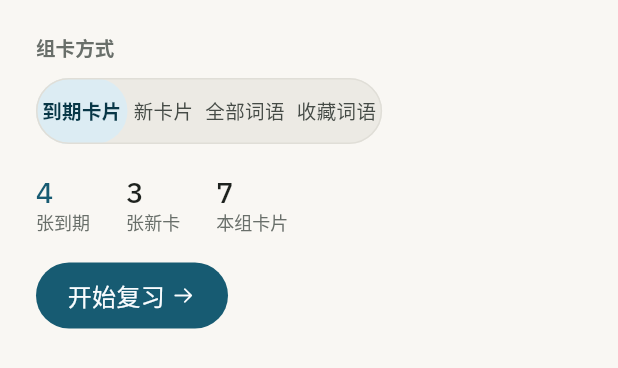
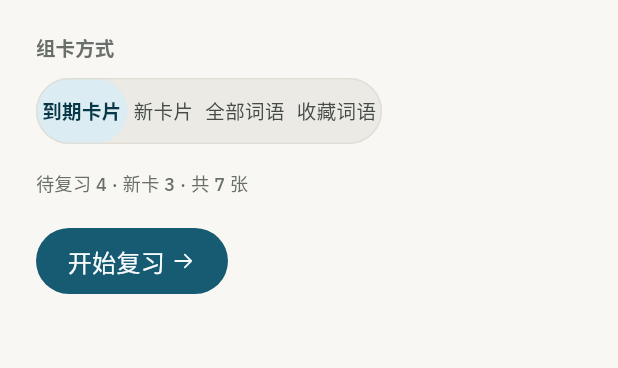
Before and after one commit to noahal1/Lexumo, a Flutter app: the FlashcardsPage widget shown alone on an empty page, opened directly, on a phone screen of 412 x 824 dp. Shown: the top 368 px of the screen. Run offline on Flutter 3.47's test engine with Material 3 defaults, Android fonts, the phone set to English and light mode, and no system bars; missing offline and left inert: file_selector; network calls fail; project files that could hold a hidden picture were left out.

Commit message:
feat(ui): 练习页按设计稿重整——统一页头横条、闪卡/测验入口收成一句话
页头：把 PageShell.pinned 里那段带底边和 surface 的容器抽成 PinnedStrip，
练习页的模式切换直接用它，于是它和词库页的固定标签栏穿同一套外壳。之前它
浮在页面底色上、下面没有分界线，读起来像掉在屏幕上的一枚控件，而不是「你
现在在哪一页」那条线。

闪卡入口：三个并排的「数字 + 说明」小方块换成一句 flashcards.pickerMeta。
第一块数的正是侧栏已经在数的到期卡，一句话说完三件事，下面的按钮仍然是
唯一要你做决定的东西。

测验入口：标题行不再重复方向（八行下面的方向选择器已经说了同一件事），
只留 quiz.pickerMeta 说明这一轮多少题；入口整列改为居中，与闪卡入口同一
处理——620dp 的量宽在宽窗格里靠左对齐时，差值全堆在一边，读起来像没写完。

测试：新增 test/practice_layout_test.dart（PinnedStrip 的分界与量宽、两处
入口的居中与单行读数、模式切换不随内容滚动）。

```diff
--- a/flutter/lib/ui/core/i18n/zh_cn.dart
+++ b/flutter/lib/ui/core/i18n/zh_cn.dart
@@ -182,10 +182,8 @@ const Map<String, String> zhCnRaw = {
   'practice.quiz': '测验',
   // flashcards
   'flashcards.start': '开始复习',
-  // 数字与量词分开显示：数字用等宽体领先，说明文字跟在下面。
-  'flashcards.figureDue': '张到期',
-  'flashcards.figureNew': '张新卡',
-  'flashcards.figureCards': '本组卡片',
+  // 一句话说完：三个数字并排时，每个都要拖一行标签，读起来像一块统计面板。
+  'flashcards.pickerMeta': '待复习 {due} · 新卡 {fresh} · 共 {total} 张',
   'flashcards.noCards': '暂时没有要复习的卡片',
   'flashcards.noCardsHint': '所有卡片都在计划内。可以添加新词，或稍后再来。',
   'flashcards.buildDeck': '组卡方式',
@@ -245,6 +243,7 @@ const Map<String, String> zhCnRaw = {
   'quiz.noWords': '还差几个词',
   'quiz.noWordsHint': '凑够 4 个词就能开始测验。',
   'quiz.chooseCount': '题目数量',
+  'quiz.pickerMeta': '每轮 {count} 题',
   'quiz.timeSpent': '用时',
   'quiz.accuracy': '正确率',
   'quiz.perfect': '这一轮全对',
--- a/flutter/lib/ui/core/widgets/widgets.dart
+++ b/flutter/lib/ui/core/widgets/widgets.dart
@@ -67,7 +67,6 @@ class PageShell extends StatelessWidget {
   @override
   Widget build(BuildContext context) {
     final maxWidth = wide ? 1360.0 : Layout.contentMax;
-    final Palette p = Palette.of(context);
     final bool hasPinned = pinned.isNotEmpty;
 
     final Widget scroller = Scrollbar(
@@ -114,27 +113,12 @@ class PageShell extends StatelessWidget {
       crossAxisAlignment: CrossAxisAlignment.stretch,
       children: [
         if (hasPinned)
-          Container(
-            decoration: BoxDecoration(
-              color: p.surface,
-              border: Border(bottom: BorderSide(color: p.line)),
-            ),
-            child: Center(
-              child: ConstrainedBox(
-                constraints: BoxConstraints(maxWidth: maxWidth),
-                child: Padding(
-                  padding: EdgeInsetsDirectional.only(
-                    start: bleed ? 0 : Sp.x6,
-                    end: bleed ? 0 : Sp.x6,
-                    top: Sp.x6,
-                    bottom: Sp.x4,
-                  ),
-                  child: Column(
-                    crossAxisAlignment: CrossAxisAlignment.stretch,
-                    children: pinned,
-                  ),
-                ),
-              ),
+          PinnedStrip(
+            maxWidth: maxWidth,
+            bleed: bleed,
+            child: Column(
+              crossAxisAlignment: CrossAxisAlignment.stretch,
+              children: pinned,
             ),
           ),
         Expanded(child: scroller),
@@ -153,6 +137,62 @@ class PageShell extends StatelessWidget {
           child: fab!,
         ),
       ],
+    );
+  }
+}
+
+/// The ruled strip a page header sits in.
+///
+/// [PageShell.pinned] uses it, and a page that owns its own header — the
+/// practice screen's mode switch — uses it directly, so both wear the same
+/// chrome: same measure, same gutters, an opaque surface and a hairline under
+/// it. Extracted because the two had drifted: the mode switch floated on the
+/// page background with no edge under it, which read as a control dropped on
+/// top of the screen rather than as the line that says which page you are on.
+class PinnedStrip extends StatelessWidget {
+  const PinnedStrip({
+    super.key,
+    required this.child,
+    this.maxWidth,
+    this.bleed = false,
+    this.padding = const EdgeInsetsDirectional.only(
+      start: Sp.x6,
+      end: Sp.x6,
+      top: Sp.x6,
+      bottom: Sp.x4,
+    ),
+  });
+
+  final Widget child;
+
+  /// The measure the strip's contents are capped to. Defaults to
+  /// [Layout.contentMax], the same column the bodies below use.
+  final double? maxWidth;
+
+  /// Drop the horizontal padding so a bleed list can run edge to edge.
+  final bool bleed;
+
+  /// The strip's own padding. A page header that is only a control wants
+  /// less air above and below than a stack of them.
+  final EdgeInsetsDirectional padding;
+
+  @override
+  Widget build(BuildContext context) {
+    final Palette p = Palette.of(context);
+    return Container(
+      decoration: BoxDecoration(
+        color: p.surface,
+        border: Border(bottom: BorderSide(color: p.line)),
+      ),
+      child: Center(
+        child: ConstrainedBox(
+          constraints: BoxConstraints(maxWidth: maxWidth ?? Layout.contentMax),
+          child: Padding(
+            padding: bleed ? padding.copyWith(start: 0, end: 0) : padding,
+            child: child,
+          ),
+        ),
+      ),
     );
   }
 }
--- a/flutter/lib/ui/features/flashcards/views/flashcards_page.dart
+++ b/flutter/lib/ui/features/flashcards/views/flashcards_page.dart
@@ -327,29 +327,24 @@ class _FlashcardsPageState extends State<FlashcardsPage> {
             onChanged: _vm.setDeck,
           ),
         ),
-        const SizedBox(height: Sp.x5),
-        // Three tinted pills used to sit here. A count is a figure, and the
-        // app-scope rule for figures is the same on every screen: the number
-        // leads, the word follows, and colour marks state only when there is
-        // state to mark. So the pills became one strip of figures.
-        Row(
-          children: <Widget>[
-            _DeckFigure(
-              value: '${summary.dueReview}',
-              label: t('flashcards.figureDue'),
-              strong: summary.dueReview > 0,
-            ),
-            const SizedBox(width: Sp.x6),
-            _DeckFigure(
-              value: '${summary.counts[DeckSource.fresh] ?? 0}',
-              label: t('flashcards.figureNew'),
-            ),
-            const SizedBox(width: Sp.x6),
-            _DeckFigure(
-              value: '$deckSize',
-              label: t('flashcards.figureCards'),
-            ),
-          ],
+        const SizedBox(height: Sp.x4),
+        // Three figures stood here, each a number over its own label, and the
+        // first of them counted cards the side panel already counts on the
+        // same screen. A deck's size is one sentence, not a statistic board:
+        // what is due, what is new, how big — on one quiet line, so the button
+        // below is still the only thing asking for a decision.
+        Text(
+          t('flashcards.pickerMeta', <String, Object>{
+            'due': summary.dueReview,
+            'fresh': summary.counts[DeckSource.fresh] ?? 0,
+            'total': deckSize,
+          }),
+          style: TextStyle(
+            fontSize: Fs.xs,
+            height: Lh.body,
+            color: p.ink3,
+            fontFeatures: const <FontFeature>[FontFeature.tabularFigures()],
+          ),
         ),
         if (summary.capReached && !summary.caughtUp) ...<Widget>[
           const SizedBox(height: Sp.x4),
@@ -395,11 +390,11 @@ class _FlashcardsPageState extends State<FlashcardsPage> {
 
     return _studySplit(
       main: Align(
-        alignment: AlignmentDirectional.centerStart,
-        // The intro is a column of decisions, not a page-wide band. Stretched
-        // to the full pane its text runs left while its controls stop after
-        // ~500dp, leaving the right half of the screen empty; the measure is
-        // capped so the block reads as one column on any window width.
+        // Centred, not pinned left. The measure is capped at 620dp, so on a
+        // wide pane a left-aligned block spent the whole difference as a gap
+        // under one edge: the column read as half-finished rather than as a
+        // measure. Centred, the same cap reads as margins.
+        alignment: AlignmentDirectional.center,
         child: ConstrainedBox(
           constraints: const BoxConstraints(maxWidth: 620),
           child: intro,
@@ -1188,62 +1183,6 @@ class _FlashcardsPageState extends State<FlashcardsPage> {
 /* -------------------------------------------------------------------------- */
 /* Pieces                                                                     */
 /* -------------------------------------------------------------------------- */
-
-/// One figure of the deck readout: the number in tabular mono, the word under
-/// it in the label size.
-///
-/// This replaces the three `StatusChip`s that opened the deck picker. A chip
-/// is a state, but 「9 张到期」 is a count — and three tinted pills in a row
-/// made the strip read as a legend for colours that were never explained. The
-/// figure leads, the word follows, and only the due count is allowed to take
-/// the accent, because it is the one number that asks for an action.
-class _DeckFigure extends StatelessWidget {
-  const _DeckFigure({
-    required this.value,
-    required this.label,
-    this.strong = false,
-  });
-
-  final String value;
-  final String label;
-  final bool strong;
-
-  @override
-  Widget build(BuildContext context) {
-    final Palette p = Palette.of(context);
-    return Column(
-      mainAxisSize: MainAxisSize.min,
-      crossAxisAlignment: CrossAxisAlignment.start,
-      children: <Widget>[
-        Text(
-          value,
-          maxLines: 1,
-          style: TextStyle(
-            fontFamily: Fonts.mono,
-            fontSize: Fs.lg,
-            height: Lh.tight,
-            fontWeight: FontWeight.w600,
-            letterSpacing: -0.02,
-            fontFeatures: const <FontFeature>[FontFeature.tabularFigures()],
-            color: strong ? p.accent : p.ink,
-          ),
-        ),
-        const SizedBox(height: 2),
-        Text(
-          label,
-          maxLines: 1,
-          overflow: TextOverflow.ellipsis,
-          style: TextStyle(
-            fontSize: Fs.xs,
-            height: Lh.tight,
-            color: p.ink3,
-            letterSpacing: 0.02,
-          ),
-        ),
-      ],
-    );
-  }
-}
 
 /// `.notice`: an icon column and a tinted body.
 class _Notice extends StatelessWidget {
```
Also changed, not shown: flutter/lib/ui/core/i18n/en.dart (+4 -5 lines), flutter/lib/ui/features/practice/views/practice_page.dart (+13 -11 lines), flutter/lib/ui/features/quiz/views/quiz_page.dart (+16 -8 lines), 1 other file.
